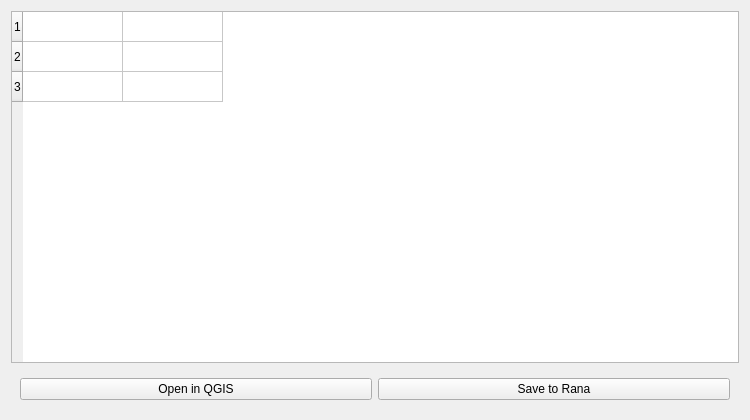
This is rana_qgis_plugin/widgets/ui/file.ui in nens/rana-qgis-plugin as Qt 5 draws it before an edit. The edited form follows.
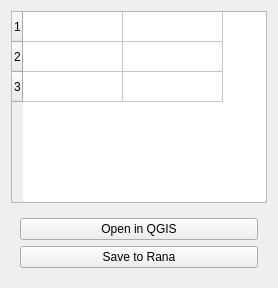
This is the edited form.

Diff of the .ui file:
```diff
--- a/rana_qgis_plugin/widgets/ui/file.ui
+++ b/rana_qgis_plugin/widgets/ui/file.ui
@@ -2,23 +2,9 @@
 <ui version="4.0">
  <class>Dialog</class>
  <widget class="QWidget" name="main_widget">
-  <property name="geometry">
-   <rect>
-    <x>0</x>
-    <y>0</y>
-    <width>750</width>
-    <height>420</height>
-   </rect>
-  </property>
-  <layout class="QVBoxLayout" name="verticalLayout">
+  <layout class="QGridLayout" name="gridLayout">
    <item>
     <widget class="QTableWidget" name="table_widget">
-     <property name="sizePolicy">
-      <sizepolicy hsizetype="Expanding" vsizetype="Expanding">
-       <horstretch>0</horstretch>
-       <verstretch>0</verstretch>
-      </sizepolicy>
-     </property>
      <property name="rowCount">
       <number>3</number>
      </property>
@@ -32,7 +18,7 @@
    </item>
    <item>
     <widget class="QWidget" name="button_widget" native="true">
-     <layout class="QHBoxLayout" name="horizontalLayout">
+     <layout class="QVBoxLayout" name="verticalLayout">
       <item>
        <widget class="QPushButton" name="btn_open">
         <property name="text">
```
